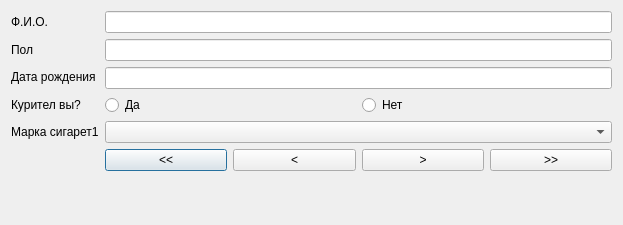
Before: the Qt Designer form dlg1.ui in Kwic05/survey_wip, drawn with Qt 5.
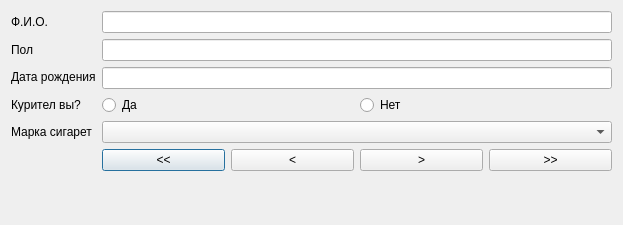
After: the same form once the commit is applied.

Diff of the .ui file:
```diff
--- a/dlg1.ui
+++ b/dlg1.ui
@@ -50,7 +50,7 @@
      <item>
       <widget class="QLabel" name="label">
        <property name="text">
-        <string>Марка сигарет1</string>
+        <string>Марка сигарет</string>
        </property>
       </widget>
      </item>
@@ -90,6 +90,9 @@
        <property name="acceptDrops">
         <bool>false</bool>
        </property>
+       <property name="editable">
+        <bool>false</bool>
+       </property>
       </widget>
      </item>
     </layout>
```
